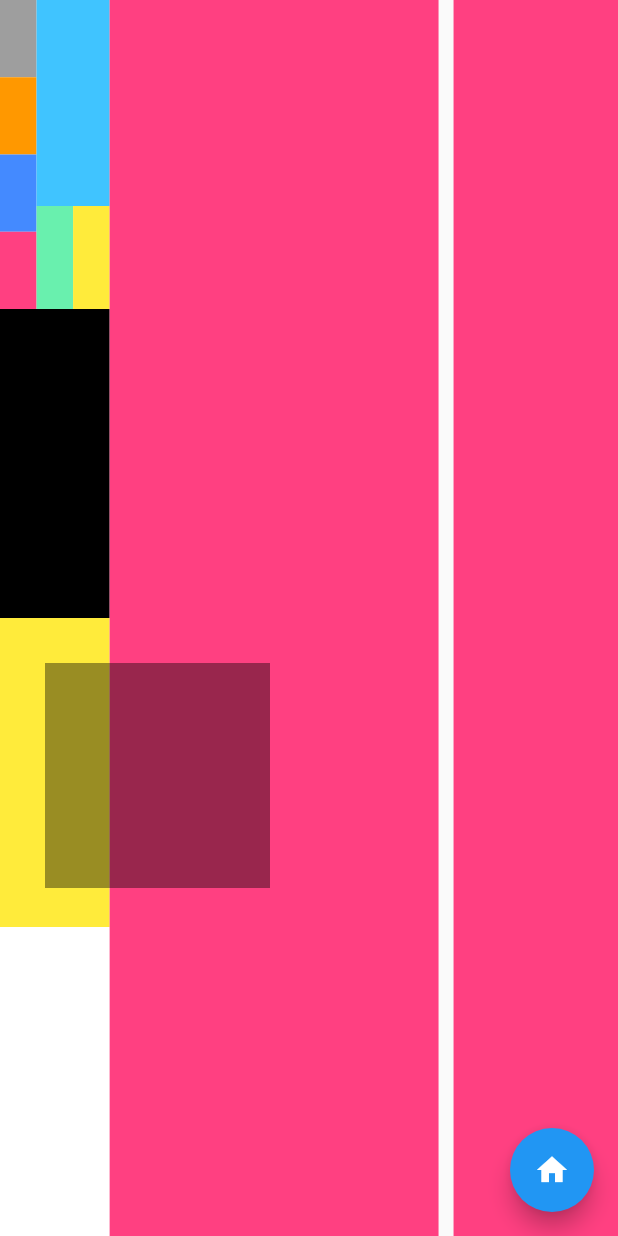
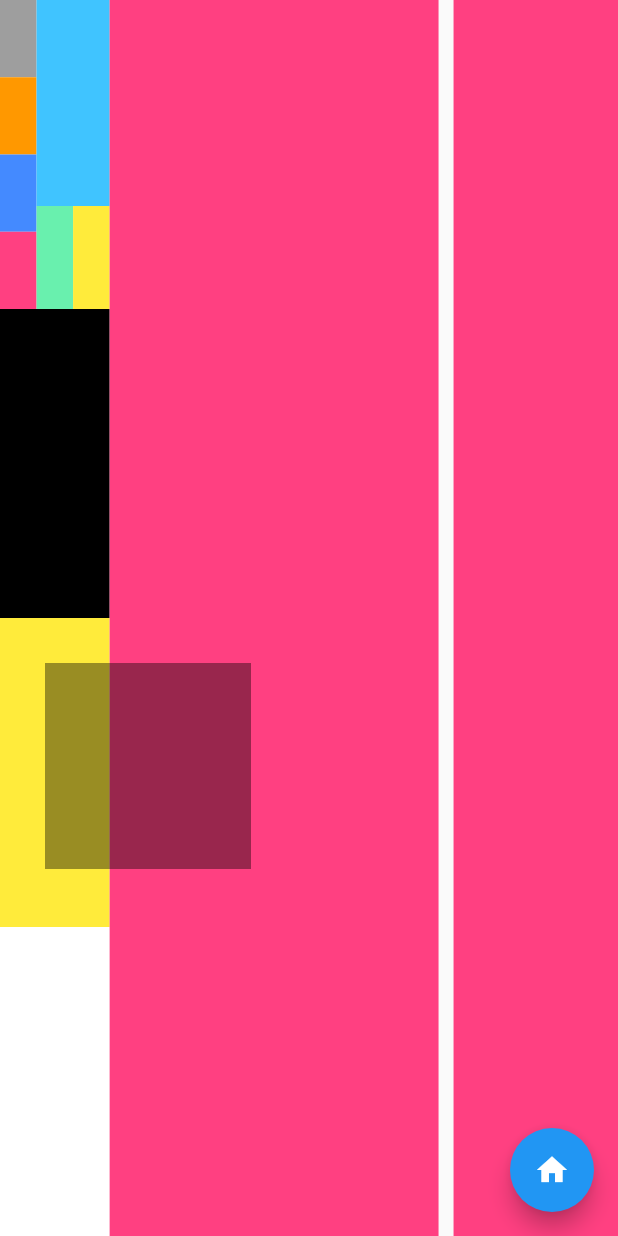
Before and after one commit to hoangdh2001/layout-cheat-sheet, a Flutter app: the screen it shows after launch, on a phone screen of 412 x 824 dp. Run offline on Flutter 3.47's test engine with Material 2 defaults, Android fonts, the phone set to English and light mode, and no system bars.

Commit message:
fix scale size container position

```diff
--- a/lib/main.dart
+++ b/lib/main.dart
@@ -123,7 +123,7 @@ class _MyHomePageState extends State<MyHomePage> {
               ),
             ],
           ),),
-          new Positioned(child: Container(color: Color.fromRGBO(0, 0, 0, 0.4), width: 150, height: 150,), top: size.height / 2 + 30, left: 30,)
+          new Positioned(child: Container(color: Color.fromRGBO(0, 0, 0, 0.4), width: size.width / 3, height: size.height / 6,), top: size.height / 2 + 30, left: 30,)
         ],
       ),
       floatingActionButton: FloatingActionButton(
```
